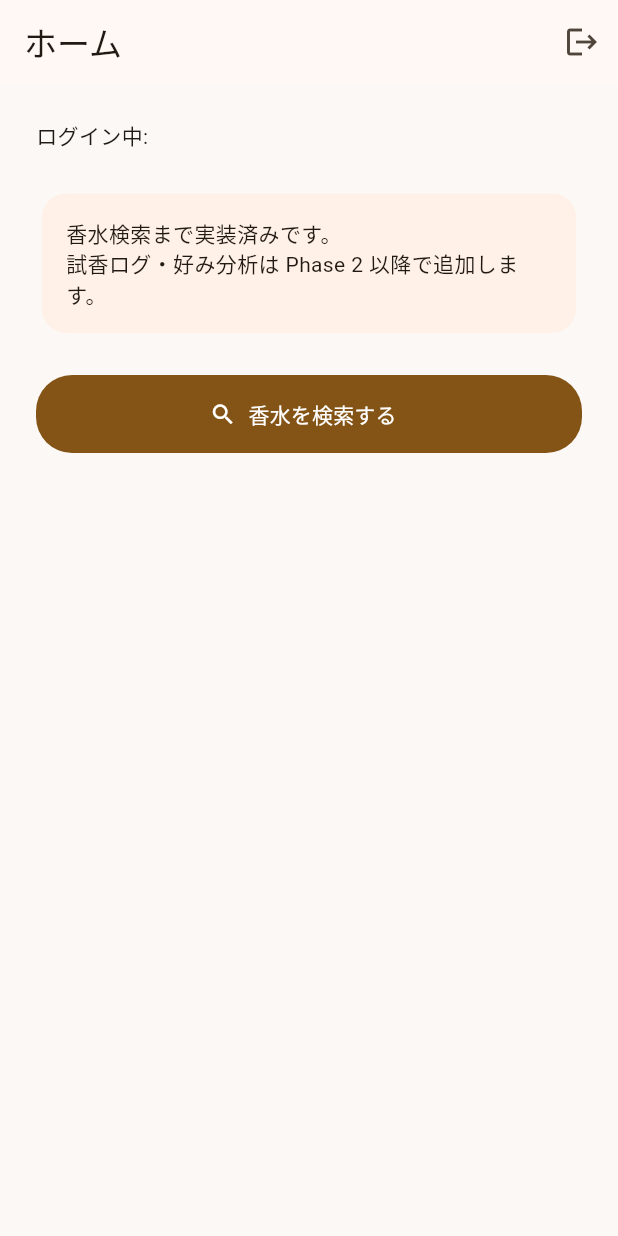
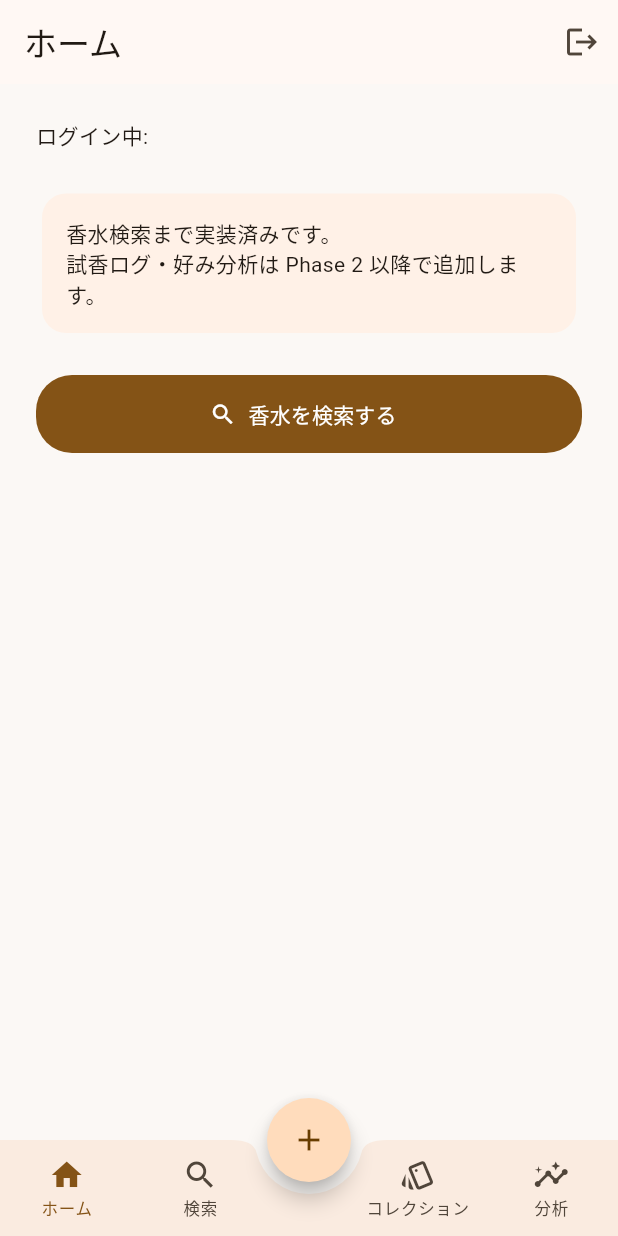
Before and after one commit to haruka08030/muetto, a Flutter app: the screen it shows once a user with an empty profile is signed in, on a phone screen of 412 x 824 dp. Run offline on Flutter 3.47's test engine with Material 3 defaults, Android fonts, the phone set to English and light mode, and no system bars; our stand-ins replace flutter_dotenv, flutter_riverpod, go_router, supabase_flutter; accounts and stored records are empty.

Commit message:
ボトムナビゲーションを入れ、画面をタブに分ける
これまで画面が一本道で、検索から戻る以外の導線がなかった。
5 つのタブと中央 FAB に組み替える。

StatefulShellRoute.indexedStack を使い、タブごとに履歴を持たせた。
検索で香水詳細まで潜ってから他のタブへ移り、戻ってきても詳細のままになる。
香水詳細は各タブの配下に生やしてタブの中に積む。全画面で覆うと
どのタブから来たのかが失われる。

ログ・コレクション・分析はまだ中身がないが、タブは先に置く。
ナビゲーションの構造を後から変えると全画面に波及するため、
骨格を先に固定する。空のタブには実装フェーズを書いた画面を出す。

ゲストは log 以降のタブを開けない。カタログは RLS が
select using (true) で読めるが、ユーザー自身のデータは弾かれる。
押しても何も起きない状態を避け、その場でログインへ誘導する。

タブ番号は Tabs に名前で置いた。branches の順と一対一なので、
ずれると「検索を開いたつもりがログ」になる。テストで固定した。

BottomAppBar の既定の高さ 56 では、アイコンとラベルを縦に積むと
4px 溢れる。高さを 64 にして余白を詰めた。

Co-Authored-By: Claude Opus 5 <noreply@anthropic.com>

```diff
--- a/lib/src/core/router.dart
+++ b/lib/src/core/router.dart
@@ -1,3 +1,4 @@
+import 'package:flutter/material.dart';
 import 'package:flutter_riverpod/flutter_riverpod.dart';
 import 'package:go_router/go_router.dart';
 
@@ -5,15 +6,39 @@ import '../features/auth/auth_controller.dart';
 import '../features/auth/sign_in_screen.dart';
 import '../features/home/home_screen.dart';
 import '../features/perfume/perfume_detail_screen.dart';
+import '../features/placeholder/coming_soon_screen.dart';
 import '../features/search/search_screen.dart';
+import '../features/shell/app_shell.dart';
 
 /// 画面 ID。パス文字列を直接書かないための定数。
 abstract final class Routes {
   static const signIn = '/sign-in';
   static const home = '/';
   static const search = '/search';
-  static const perfume = '/perfume';
+  static const log = '/log';
+  static const collection = '/collection';
+  static const analysis = '/analysis';
+
+  /// 香水詳細。タブの中に積むので、各タブの配下に同じ形で生える。
+  static const perfume = 'perfume';
+
+  /// 香水詳細へのパスを、今いるタブの下に作る。
+  static String perfumeUnder(String tab, String id) =>
+      tab == home ? '/$perfume/$id' : '$tab/$perfume/$id';
 }
+
+/// タブの並び順。StatefulShellRoute の branches と同じ順にする。
+/// 番号を直接書かず、ここを見て参照する。
+abstract final class Tabs {
+  static const home = 0;
+  static const search = 1;
+  static const log = 2;
+  static const collection = 3;
+  static const analysis = 4;
+}
+
+/// タブごとのナビゲーションキー。タブが履歴を保つために要る。
+final _rootKey = GlobalKey<NavigatorState>();
 
 final routerProvider = Provider<GoRouter>((ref) {
   // 認証状態が変わったらルーターに再評価させる。
@@ -22,6 +47,7 @@ final routerProvider = Provider<GoRouter>((ref) {
   final isGuest = ref.watch(guestModeProvider);
 
   return GoRouter(
+    navigatorKey: _rootKey,
     initialLocation: Routes.home,
     redirect: (context, state) {
       // 認証状態の取得中はリダイレクトを保留する。
@@ -46,19 +72,62 @@ final routerProvider = Provider<GoRouter>((ref) {
         path: Routes.signIn,
         builder: (context, state) => const SignInScreen(),
       ),
-      GoRoute(
-        path: Routes.home,
-        builder: (context, state) => const HomeScreen(),
-      ),
-      GoRoute(
-        path: Routes.search,
-        builder: (context, state) => const SearchScreen(),
-      ),
-      GoRoute(
-        path: '${Routes.perfume}/:id',
-        builder: (context, state) =>
-            PerfumeDetailScreen(perfumeId: state.pathParameters['id']!),
+      StatefulShellRoute.indexedStack(
+        builder: (context, state, navigationShell) =>
+            AppShell(navigationShell: navigationShell),
+        branches: [
+          _branch(Routes.home, (context, state) => const HomeScreen()),
+          _branch(Routes.search, (context, state) => const SearchScreen()),
+          _branch(
+            Routes.log,
+            (context, state) => const ComingSoonScreen(
+              title: 'ログを書く',
+              phase: 2,
+              description: '試香したその場で、評価とメモを残せるようにします。',
+              icon: Icons.edit_note_outlined,
+            ),
+          ),
+          _branch(
+            Routes.collection,
+            (context, state) => const ComingSoonScreen(
+              title: 'コレクション',
+              phase: 2,
+              description: '持っている香水と残量を管理できるようにします。',
+              icon: Icons.style_outlined,
+            ),
+          ),
+          _branch(
+            Routes.analysis,
+            (context, state) => const ComingSoonScreen(
+              title: '分析',
+              phase: 3,
+              description: 'ログが溜まると、好きな香料と香調の傾向が見えてきます。',
+              icon: Icons.insights_outlined,
+            ),
+          ),
+        ],
       ),
     ],
   );
 });
+
+/// タブ 1 つぶんの枝。香水詳細はどのタブからでも開けるよう、
+/// 各枝の配下に同じ形で生やす。全画面で覆わずタブの中に積むので、
+/// どのタブから来たのかが保たれる（docs/screens.md 2）。
+StatefulShellBranch _branch(String path, GoRouterWidgetBuilder builder) {
+  return StatefulShellBranch(
+    routes: [
+      GoRoute(
+        path: path,
+        builder: builder,
+        routes: [
+          GoRoute(
+            path: '${Routes.perfume}/:id',
+            builder: (context, state) =>
+                PerfumeDetailScreen(perfumeId: state.pathParameters['id']!),
+          ),
+        ],
+      ),
+    ],
+  );
+}
--- a/lib/src/features/home/home_screen.dart
+++ b/lib/src/features/home/home_screen.dart
@@ -53,7 +53,10 @@ class HomeScreen extends ConsumerWidget {
             ),
             const SizedBox(height: AppSpacing.lg),
             FilledButton.icon(
-              onPressed: () => context.push(Routes.search),
+              // 検索はタブなので、ホームの上に積まず検索タブへ移す。
+              // push すると下のタブバーの選択と食い違う。
+              onPressed: () =>
+                  StatefulNavigationShell.of(context).goBranch(Tabs.search),
               icon: const Icon(Icons.search),
               label: const Text('香水を検索する'),
             ),
--- /dev/null
+++ b/lib/src/features/shell/app_shell.dart
@@ -0,0 +1,194 @@
+import 'package:flutter/material.dart';
+import 'package:flutter_riverpod/flutter_riverpod.dart';
+import 'package:go_router/go_router.dart';
+
+import '../../core/router.dart';
+import '../../theme/app_theme.dart';
+import '../auth/auth_controller.dart';
+
+/// タブの外枠。ボトムナビゲーションと中央 FAB を持つ。
+///
+/// タブの中身は [StatefulShellRoute] が差し替える。各タブはそれぞれ
+/// ナビゲーション履歴を保つので、検索で香水詳細まで潜ってから他のタブへ
+/// 移り、戻ってきても詳細画面のままになる（docs/screens.md 2）。
+class AppShell extends ConsumerWidget {
+  const AppShell({required this.navigationShell, super.key});
+
+  final StatefulNavigationShell navigationShell;
+
+  /// 中央 FAB の分だけ、ナビゲーションの項目を左右に分ける。
+  static const _leftTabs = [
+    _TabItem(icon: Icons.home_outlined, selected: Icons.home, label: 'ホーム'),
+    _TabItem(icon: Icons.search_outlined, selected: Icons.search, label: '検索'),
+  ];
+  static const _rightTabs = [
+    _TabItem(
+      icon: Icons.style_outlined,
+      selected: Icons.style,
+      label: 'コレクション',
+    ),
+    _TabItem(
+      icon: Icons.insights_outlined,
+      selected: Icons.insights,
+      label: '分析',
+    ),
+  ];
+
+
+
+  @override
+  Widget build(BuildContext context, WidgetRef ref) {
+    return Scaffold(
+      body: navigationShell,
+      floatingActionButton: _LogButton(
+        onPressed: () => _openTab(context, ref, Tabs.log),
+      ),
+      floatingActionButtonLocation: FloatingActionButtonLocation.centerDocked,
+      bottomNavigationBar: _BottomBar(
+        currentIndex: navigationShell.currentIndex,
+        onTap: (index) => _openTab(context, ref, index),
+      ),
+    );
+  }
+
+  /// タブを開く。ゲストのときは記録が要るタブを開かせない。
+  void _openTab(BuildContext context, WidgetRef ref, int index) {
+    if (_needsAccount(index) && ref.read(guestModeProvider)) {
+      _promptSignIn(context, ref);
+      return;
+    }
+
+    // 同じタブをもう一度押したら、そのタブのルートまで戻す。
+    navigationShell.goBranch(
+      index,
+      initialLocation: index == navigationShell.currentIndex,
+    );
+  }
+
+  /// ログインが要るタブか。
+  ///
+  /// ログ・コレクション・分析はいずれもユーザー自身のデータを読み書きする。
+  /// ゲストは RLS で弾かれるので、押しても何も起きない状態を作らない。
+  static bool _needsAccount(int index) => index >= Tabs.log;
+
+  void _promptSignIn(BuildContext context, WidgetRef ref) {
+    ScaffoldMessenger.of(context)
+      ..clearSnackBars()
+      ..showSnackBar(
+        SnackBar(
+          content: const Text('この機能を使うにはログインが必要です'),
+          action: SnackBarAction(
+            label: 'ログイン',
+            onPressed: () => ref.read(guestModeProvider.notifier).exit(),
+          ),
+        ),
+      );
+  }
+}
+
+/// 記録の入口。最頻出の操作（店頭での試香記録）なので最短距離に置く。
+class _LogButton extends StatelessWidget {
+  const _LogButton({required this.onPressed});
+
+  final VoidCallback onPressed;
+
+  @override
+  Widget build(BuildContext context) {
+    return FloatingActionButton(
+      onPressed: onPressed,
+      tooltip: 'ログを書く',
+      shape: const CircleBorder(),
+      child: const Icon(Icons.add),
+    );
+  }
+}
+
+class _BottomBar extends StatelessWidget {
+  const _BottomBar({required this.currentIndex, required this.onTap});
+
+  final int currentIndex;
+  final ValueChanged<int> onTap;
+
+  @override
+  Widget build(BuildContext context) {
+    return BottomAppBar(
+      shape: const CircularNotchedRectangle(),
+      notchMargin: AppSpacing.sm,
+      // アイコンとラベルを縦に積むので、既定の 56 では足りない。
+      height: 64,
+      padding: EdgeInsets.zero,
+      child: Row(
+        children: [
+          for (var i = 0; i < AppShell._leftTabs.length; i++)
+            _BarButton(
+              item: AppShell._leftTabs[i],
+              isSelected: currentIndex == i,
+              onTap: () => onTap(i),
+            ),
+          // 中央 FAB のための空き。
+          const SizedBox(width: 56),
+          for (var i = 0; i < AppShell._rightTabs.length; i++)
+            _BarButton(
+              item: AppShell._rightTabs[i],
+              // 右側は FAB のぶん 1 つずれる。
+              isSelected: currentIndex == i + Tabs.collection,
+              onTap: () => onTap(i + Tabs.collection),
+            ),
+        ],
+      ),
+    );
+  }
+}
+
+class _BarButton extends StatelessWidget {
+  const _BarButton({
+    required this.item,
+    required this.isSelected,
+    required this.onTap,
+  });
+
+  final _TabItem item;
+  final bool isSelected;
+  final VoidCallback onTap;
+
+  @override
+  Widget build(BuildContext context) {
+    final scheme = Theme.of(context).colorScheme;
+    final color = isSelected ? scheme.primary : scheme.onSurfaceVariant;
+
+    return Expanded(
+      child: InkWell(
+        onTap: onTap,
+        child: Padding(
+          padding: const EdgeInsets.symmetric(vertical: AppSpacing.xs),
+          child: Column(
+            mainAxisSize: MainAxisSize.min,
+            children: [
+              Icon(isSelected ? item.selected : item.icon, color: color, size: 24),
+              const SizedBox(height: 2),
+              // アイコンだけで並べない（docs/screens.md 6）。
+              Text(
+                item.label,
+                style: Theme.of(
+                  context,
+                ).textTheme.labelSmall?.copyWith(color: color),
+              ),
+            ],
+          ),
+        ),
+      ),
+    );
+  }
+}
+
+class _TabItem {
+  const _TabItem({
+    required this.icon,
+    required this.selected,
+    required this.label,
+  });
+
+  final IconData icon;
+  final IconData selected;
+  final String label;
+}
```
Also changed, not shown: lib/src/features/placeholder/coming_soon_screen.dart (added, +64 -0 lines), 2 other files.
